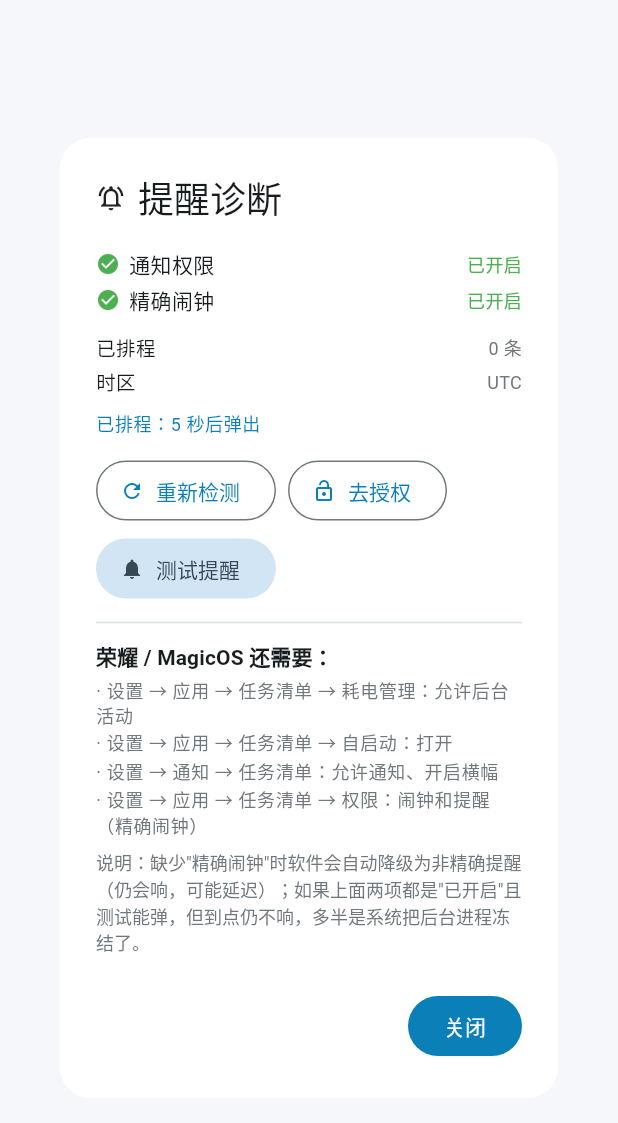
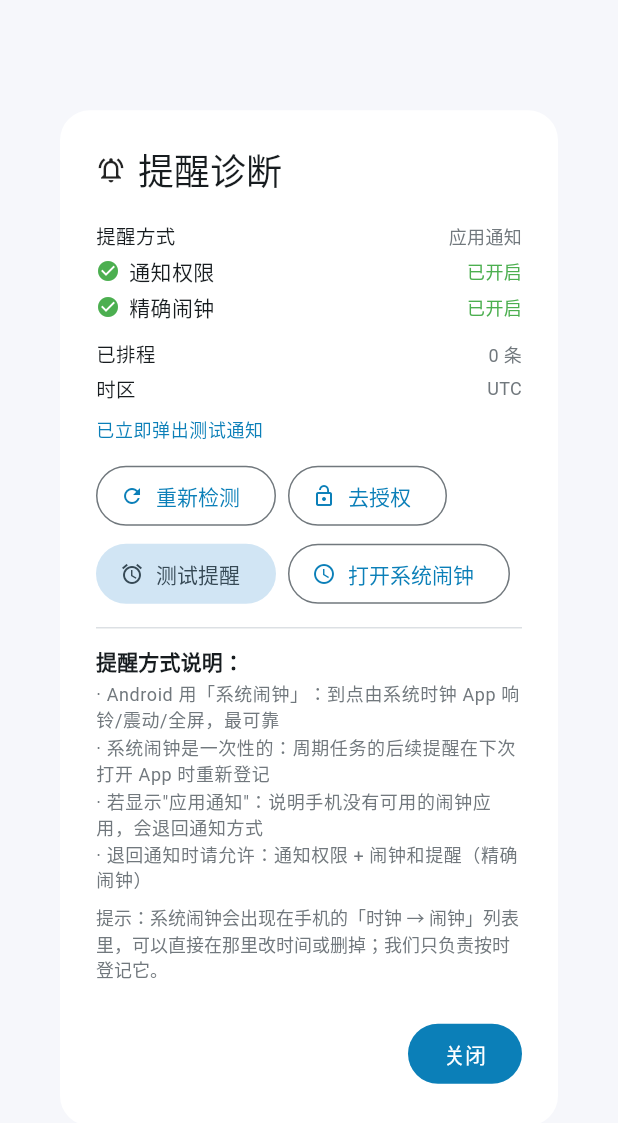
Before and after one commit to XinChengP/todo-list, a Flutter app: the _ReminderDiagDialog widget shown alone on an empty page, opened directly, after a tap on "测试提醒", on a phone screen of 412 x 824 dp. Shown: the top 1123 px of the screen. Run offline on Flutter 3.47's test engine with Material 3 defaults, Android fonts, the phone set to English and light mode, and no system bars; our stand-ins replace drift, drift_flutter, flutter_local_notifications, flutter_riverpod, flutter_timezone and 1 more; missing offline and left inert: dart:ffi, desktop_multi_window, home_widget, local_notifier, sqlite3, tray_manager and 1 more; accounts and stored records are empty; generated files the repository leaves out were written again.

Commit message:
feat(reminders): Android 提醒直接对接系统闹钟（AlarmClock）
背景：自建通知在荣耀/华为等 ROM 上常被后台管控吞掉，用户看到的
"只有描述、没有闹钟"就是通知只弹了个普通横幅。

实现
- 新增 AlarmChannel.kt：通过 MethodChannel(todo/system_alarm) 调
  AlarmClock.ACTION_SET_ALARM
  · setAlarm(hour, minute, label, skipUi) —— 直接在系统闹钟里登记一件事
  · isSupported() —— 是否存在能处理该 Intent 的闹钟应用
  · openAlarmApp() —— 打开系统闹钟列表（诊断页核对用）
  · skipUi 失败时降级为带界面的登记，兼容不支持 EXTRA_SKIP_UI 的 ROM
- Dart 侧排程改为：Android 优先登记系统闹钟（最多 10 条，取最近），
  系统没有闹钟应用时再退回自建通知（保留原有 exact/inexact 降级逻辑）
- 诊断页：显示「提醒方式：系统闹钟 / 应用通知」、已登记条数、
  「测试提醒」= 登记 1 分钟后的系统闹钟、「打开系统闹钟」按钮
- 清单加 USE_FULL_SCREEN_INTENT / VIBRATE 权限（退回通知时全屏响铃）

取舍（诊断页已写明）
- 系统闹钟是一次性的：到点响过后不会自动排下一次；周期任务的后续提醒
  在 App 下次启动/回前台时重新登记
- 闹钟会出现在「时钟 → 闹钟」列表，用户可自行改时间或删除，我们不覆盖

版本 1.5.0+10500；80/80 测试通过；两端已构建
（本地提交，未推送）

```diff
--- a/app/lib/reminders.dart
+++ b/app/lib/reminders.dart
@@ -2,7 +2,7 @@ import 'dart:async';
 import 'dart:io' show Platform;
 
 import 'package:flutter/foundation.dart' show kIsWeb;
-import 'package:flutter/services.dart' show PlatformException;
+import 'package:flutter/services.dart' show MethodChannel, PlatformException;
 import 'package:flutter_local_notifications/flutter_local_notifications.dart';
 import 'package:flutter_timezone/flutter_timezone.dart';
 import 'package:local_notifier/local_notifier.dart';
@@ -19,18 +19,56 @@ class ReminderStatus {
   /// 是否允许精确闹钟（Android 12+ 需用户在系统设置里给"闹钟和提醒"权限）
   bool exactAlarmsAllowed = false;
 
-  /// 实际排上的条数
+  /// 实际登记到系统闹钟的条数
   int scheduled = 0;
+
+  /// Android 上是否走"系统闹钟"模式（而非自建通知）
+  bool systemAlarm = false;
 
   /// 是否因缺少精确闹钟权限而降级为"非精确"（仍会响，可能延迟几分钟）
   bool usingInexact = false;
+
+  /// 是否允许全屏弹出（Android 14+ 单独权限；没有也能弹横幅）
+  bool fullScreenAllowed = false;
 
   String timezone = '';
   String? lastError;
   int updatedAt = 0;
 }
 
-/// 到点提醒（Android 系统通知 / Windows 通知中心）
+// 渠道属性建过就固定，改配置必须换新 id（1.4.2 及之前的老渠道只有基础通知）
+const _channelId = 'todo_alarm_v2';
+
+/// 与 Kotlin 侧 AlarmChannel 通信（Android 走系统闹钟）
+const _alarmChannel = MethodChannel('todo/system_alarm');
+
+/// Android 闹钟通知的统一样式：高优先级 + 响铃 + 震动 + 全屏弹出 + 持续提醒，
+/// 这里集中一份，避免各处写法不一致（渠道属性建过就固定，改动必须换 channelId）
+AndroidNotificationDetails _alarmDetails({String? subText}) =>
+    AndroidNotificationDetails(
+      _channelId,
+      '到点闹钟',
+      channelDescription: '任务到点时的闹钟式提醒（响铃、震动、全屏）',
+      importance: Importance.max,
+      priority: Priority.max,
+      category: AndroidNotificationCategory.alarm,
+      // 响铃 + 震动（渠道首次创建时生效）
+      playSound: true,
+      enableVibration: true,
+      // 弹出式横幅，锁屏也可见
+      fullScreenIntent: true,
+      visibility: NotificationVisibility.public,
+      // 用户没点掉就一直留在通知栏
+      ongoing: false,
+      autoCancel: true,
+      // 只响一次，不做循环闹钟（避免打扰；想更强可开 additionalFlags）
+      onlyAlertOnce: false,
+      ticker: '任务到点',
+      styleInformation: BigTextStyleInformation(''),
+      subText: subText,
+    );
+
+/// 到点提醒（Android 闹钟通知 / Windows 通知中心）
 ///
 /// 设计：
 /// - 数据只存 `remind_offset`（提前分钟数），绝对时刻由 `due_at - offset` 推导，
@@ -49,7 +87,7 @@ class ReminderService {
   static Timer? _debounce;
   static bool _hasScheduled = false;
   static bool _askedStartup = false;
-  static const _channelId = 'todo_reminders';
+
 
   static final ReminderStatus _status = ReminderStatus();
   static ReminderStatus get status => _status;
@@ -115,6 +153,7 @@ class ReminderService {
       _status.exactAlarmsAllowed =
           await android?.canScheduleExactNotifications() ?? false;
     } catch (_) {}
+
     _status.updatedAt = DateTime.now().millisecondsSinceEpoch;
     return _status;
   }
@@ -134,6 +173,9 @@ class ReminderService {
     if (askExact) {
       try {
         await android?.requestExactAlarmsPermission();
+      } catch (_) {}
+      try {
+        await android?.requestFullScreenIntentPermission();
       } catch (_) {}
     }
     await refreshStatus();
@@ -182,15 +224,18 @@ class ReminderService {
       _rescheduleWindows(tasks);
       return;
     }
-    // 每次重排前刷新能力：用户可能在系统设置里刚给了权限
     await refreshStatus();
     _status
       ..lastError = null
-      ..usingInexact = !_status.exactAlarmsAllowed;
+      ..usingInexact = false;
 
+    // Android：把提醒登记成**系统闹钟**（响铃/全屏/震动交给系统，最可靠）
     try {
-      await _plugin.cancelAll();
-    } catch (_) {}
+      _status.systemAlarm = await _alarmChannel.invokeMethod<bool>('isSupported') ?? false;
+    } catch (_) {
+      _status.systemAlarm = false;
+    }
+
     var scheduled = 0;
     final now = DateTime.now();
     final horizon = now.add(const Duration(days: 60));
@@ -201,64 +246,39 @@ class ReminderService {
         completed: t.completedAt != null || t.deletedAt != null,
       );
       if (when == null || !when.isAfter(now) || when.isAfter(horizon)) continue;
+      if (scheduled >= 10) break; // 系统闹钟列表别塞太多，取最近的 10 个
+
+      if (_status.systemAlarm) {
+        try {
+          await _alarmChannel.invokeMethod<bool>('setAlarm', {
+            'hour': when.hour,
+            'minute': when.minute,
+            'label': t.title,
+            'skipUi': true,
+          });
+          scheduled++;
+          continue;
+        } catch (e) {
+          _status.lastError = '系统闹钟登记失败：$e';
+        }
+      }
+
+      // 系统没有闹钟应用 → 退回自建通知
       try {
         await _plugin.zonedSchedule(
           _idFor(t.id),
           '该做「${t.title}」了',
-          t.repeatRule == null && t.repeatUnit == null
-              ? '点开查看任务清单'
-              : '周期任务 · 完成后自动排下一次',
+          '点开查看任务清单',
           tz.TZDateTime.from(when, tz.local),
-          const NotificationDetails(
-            android: AndroidNotificationDetails(
-              _channelId,
-              '到点提醒',
-              channelDescription: '任务截止时间提醒',
-              importance: Importance.high,
-              priority: Priority.high,
-            ),
-          ),
+          NotificationDetails(android: _alarmDetails()),
           uiLocalNotificationDateInterpretation:
               UILocalNotificationDateInterpretation.absoluteTime,
           androidScheduleMode: _scheduleMode,
           payload: t.id,
         );
         scheduled++;
-      } on PlatformException catch (e) {
-        // 缺少精确闹钟权限：降级为 inexact 再试一次（仍然会响，可能延迟）
-        if (e.code == 'exact_alarms_not_permitted') {
-          _status
-            ..exactAlarmsAllowed = false
-            ..usingInexact = true;
-          try {
-            await _plugin.zonedSchedule(
-              _idFor(t.id),
-              '该做「${t.title}」了',
-              '点开查看任务清单',
-              tz.TZDateTime.from(when, tz.local),
-              const NotificationDetails(
-                android: AndroidNotificationDetails(
-                  _channelId,
-                  '到点提醒',
-                  channelDescription: '任务截止时间提醒',
-                  importance: Importance.high,
-                  priority: Priority.high,
-                ),
-              ),
-              uiLocalNotificationDateInterpretation:
-                  UILocalNotificationDateInterpretation.absoluteTime,
-              androidScheduleMode: AndroidScheduleMode.inexactAllowWhileIdle,
-              payload: t.id,
-            );
-            scheduled++;
-          } catch (e2) {
-            _status.lastError = '排程失败：$e2';
-          }
-        } else {
-          _status.lastError = '排程失败（${e.code}）：${e.message}';
-        }
       } catch (e) {
-        _status.lastError = '排程失败：$e';
+        _status.lastError = '通知排程失败：$e';
       }
     }
     _status
@@ -267,54 +287,41 @@ class ReminderService {
     _hasScheduled = scheduled > 0;
   }
 
-  /// 立即排一条 5 秒后的测试通知（诊断用）
+  /// 诊断用：Android 登记 1 分钟后的系统闹钟；Windows 立即弹通知
   static Future<String> testNotification() async {
     await ensureInit();
-    if (!_ready) return '通知服务未初始化';
+    if (!_ready) return '提醒服务未初始化';
     if (Platform.isWindows) {
-      await LocalNotification(title: '测试提醒', body: '如果你看到这条，说明提醒正常')
-          .show();
+      await LocalNotification(title: '测试提醒', body: '看到这条说明提醒正常').show();
       return '已发出（Windows 通知中心）';
     }
     await refreshStatus();
+    final supported = _status.systemAlarm;
+    if (supported) {
+      final when = DateTime.now().add(const Duration(minutes: 1));
+      try {
+        final ok = await _alarmChannel.invokeMethod<bool>('setAlarm', {
+          'hour': when.hour,
+          'minute': when.minute,
+          'label': '任务清单测试提醒',
+          'skipUi': true,
+        });
+        return ok == true
+            ? '已登记系统闹钟：${when.hour}:${when.minute.toString().padLeft(2, '0')} 响铃'
+            : '登记系统闹钟失败';
+      } catch (e) {
+        return '登记系统闹钟失败：$e';
+      }
+    }
+    // 没有闹钟应用 → 立即弹通知验证通道
     try {
-      if (_status.exactAlarmsAllowed) {
-        await _plugin.zonedSchedule(
-          424242,
-          '测试提醒',
-          '看到这条说明提醒正常（5 秒后触发）',
-          tz.TZDateTime.now(tz.local).add(const Duration(seconds: 5)),
-          const NotificationDetails(
-            android: AndroidNotificationDetails(
-              _channelId,
-              '到点提醒',
-              channelDescription: '任务截止时间提醒',
-              importance: Importance.high,
-              priority: Priority.high,
-            ),
-          ),
-          uiLocalNotificationDateInterpretation:
-              UILocalNotificationDateInterpretation.absoluteTime,
-          androidScheduleMode: AndroidScheduleMode.exactAllowWhileIdle,
-        );
-        return '已排程：5 秒后弹出';
-      }
-      // 没有精确闹钟权限：直接弹一条，至少能验证通知通道是否可用
       await _plugin.show(
         424242,
         '测试提醒',
-        '精确闹钟未开启，这次是立即弹出；请到系统设置允许"闹钟和提醒"',
-        const NotificationDetails(
-          android: AndroidNotificationDetails(
-            _channelId,
-            '到点提醒',
-            channelDescription: '任务截止时间提醒',
-            importance: Importance.high,
-            priority: Priority.high,
-          ),
-        ),
+        '系统无闹钟应用，已改用通知（请检查通知权限）',
+        NotificationDetails(android: _alarmDetails()),
       );
-      return '精确闹钟未开启：已立即弹出测试通知';
+      return '已立即弹出测试通知';
     } catch (e) {
       return '测试失败：$e';
     }
--- a/app/lib/ui/reminder_diag_dialog.dart
+++ b/app/lib/ui/reminder_diag_dialog.dart
@@ -1,6 +1,7 @@
 import 'dart:io' show Platform;
 
 import 'package:flutter/material.dart';
+import 'package:flutter/services.dart' show MethodChannel;
 
 import '../reminders.dart';
 
@@ -76,10 +77,16 @@ class _ReminderDiagDialogState extends State<_ReminderDiagDialog> {
                   crossAxisAlignment: CrossAxisAlignment.start,
                   mainAxisSize: MainAxisSize.min,
                   children: [
-                    _row('通知权限', s.notificationsEnabled),
-                    _row('精确闹钟', s.exactAlarmsAllowed),
+                    if (Platform.isAndroid) ...[
+                      _kv('提醒方式', s.systemAlarm ? '系统闹钟（推荐）' : '应用通知'),
+                      if (!s.systemAlarm) ...[
+                        _row('通知权限', s.notificationsEnabled),
+                        _row('精确闹钟', s.exactAlarmsAllowed),
+                      ],
+                    ] else
+                      _row('通知权限', s.notificationsEnabled),
                     const SizedBox(height: 8),
-                    _kv('已排程', '${s.scheduled} 条'),
+                    _kv(s.systemAlarm ? '已登记闹钟' : '已排程', '${s.scheduled} 条'),
                     if (Platform.isAndroid) _kv('时区', s.timezone.isEmpty ? '未知' : s.timezone),
                     if (s.usingInexact)
                       Padding(
@@ -122,21 +129,32 @@ class _ReminderDiagDialogState extends State<_ReminderDiagDialog> {
                         ),
                         FilledButton.tonalIcon(
                           onPressed: _busy ? null : _test,
-                          icon: const Icon(Icons.notifications, size: 16),
+                          icon: const Icon(Icons.alarm, size: 16),
                           label: const Text('测试提醒'),
                         ),
+                        if (Platform.isAndroid)
+                          OutlinedButton.icon(
+                            onPressed: () async {
+                              try {
+                                await const MethodChannel('todo/system_alarm')
+                                    .invokeMethod('openAlarmApp');
+                              } catch (_) {}
+                            },
+                            icon: const Icon(Icons.access_time, size: 16),
+                            label: const Text('打开系统闹钟'),
+                          ),
                       ],
                     ),
                     const Divider(height: 24),
-                    Text('荣耀 / MagicOS 还需要：',
+                    Text('提醒方式说明：',
                         style: theme.textTheme.titleSmall
                             ?.copyWith(fontWeight: FontWeight.w700)),
                     const SizedBox(height: 4),
                     for (final t in const [
-                      '设置 → 应用 → 任务清单 → 耗电管理：允许后台活动',
-                      '设置 → 应用 → 任务清单 → 自启动：打开',
-                      '设置 → 通知 → 任务清单：允许通知、开启横幅',
-                      '设置 → 应用 → 任务清单 → 权限：闹钟和提醒（精确闹钟）',
+                      'Android 用「系统闹钟」：到点由系统时钟 App 响铃/震动/全屏，最可靠',
+                      '系统闹钟是一次性的：周期任务的后续提醒在下次打开 App 时重新登记',
+                      '若显示"应用通知"：说明手机没有可用的闹钟应用，会退回通知方式',
+                      '退回通知时请允许：通知权限 + 闹钟和提醒（精确闹钟）',
                     ])
                       Padding(
                         padding: const EdgeInsets.only(bottom: 2),
@@ -146,8 +164,8 @@ class _ReminderDiagDialogState extends State<_ReminderDiagDialog> {
                       ),
                     const SizedBox(height: 6),
                     Text(
-                      '说明：缺少"精确闹钟"时软件会自动降级为非精确提醒（仍会响，可能延迟）；'
-                      '如果上面两项都是"已开启"且测试能弹，但到点仍不响，多半是系统把后台进程冻结了。',
+                      '提示：系统闹钟会出现在手机的「时钟 → 闹钟」列表里，'
+                      '可以直接在那里改时间或删掉；我们只负责按时登记它。',
                       style: theme.textTheme.labelSmall
                           ?.copyWith(color: theme.colorScheme.outline),
                     ),
--- a/app/lib/ui/settings_dialog.dart
+++ b/app/lib/ui/settings_dialog.dart
@@ -8,7 +8,7 @@ import 'reminder_diag_dialog.dart';
 import 'stats_dialog.dart';
 import '../win32_autostart.dart';
 
-const kAppVersion = '1.4.2'; // 与 pubspec.yaml 的 version 保持一致
+const kAppVersion = '1.5.0'; // 与 pubspec.yaml 的 version 保持一致
 const kDefaultBaseUrl = 'https://todoapi.example.com';
 const kDefaultFallbackUrls = 'https://todoapi.example.com:8443';
 // kDefaultDirectIp 来自 providers.dart
--- a/app/pubspec.yaml
+++ b/app/pubspec.yaml
@@ -2,7 +2,7 @@ name: todo_app
 description: "任务清单：Windows / Android 双端，字段级 LWW 同步。"
 publish_to: 'none'
 
-version: 1.4.2+10402
+version: 1.5.0+10500
 
 environment:
   sdk: ^3.11.0
```
Also changed, not shown: 4 other files.
